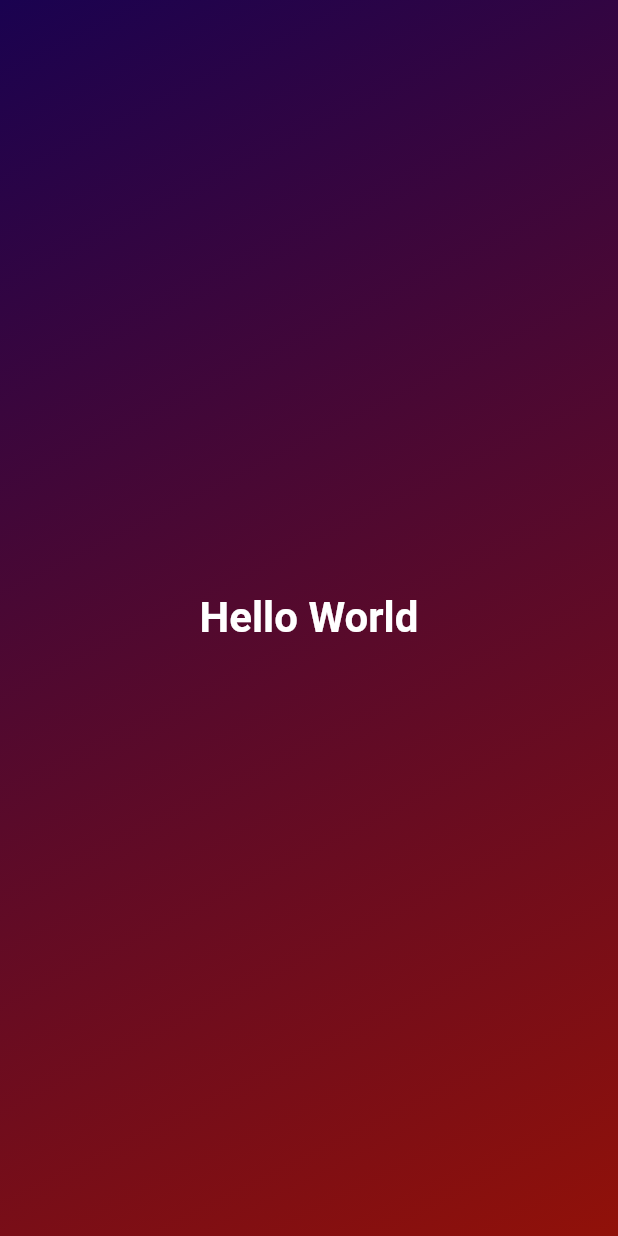
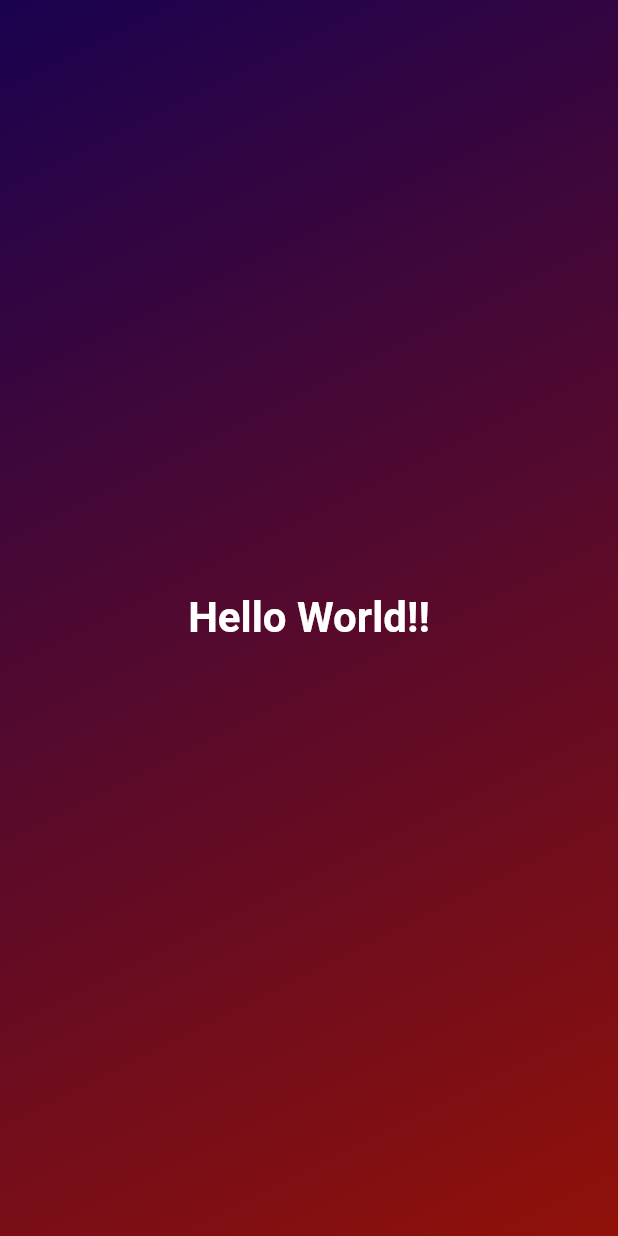
Before and after one commit to ad-bak/fluts, a Flutter app: the screen it shows after launch, on a phone screen of 412 x 824 dp. Run offline on Flutter 3.47's test engine with Material 2 defaults, Android fonts, the phone set to English and light mode, and no system bars.

Commit message:
understanding flutter classes

```diff
--- a/first_app/lib/main.dart
+++ b/first_app/lib/main.dart
@@ -2,7 +2,7 @@ import 'package:flutter/material.dart';
 
 void main() {
   runApp(
-    MaterialApp(
+    const MaterialApp(
       home: Scaffold(
         body: GradientContainer(),
       ),
@@ -11,6 +11,8 @@ void main() {
 }
 
 class GradientContainer extends StatelessWidget {
+  GradientContainer({super.key});
+
   @override
   Widget build(context) {
     return Container(
@@ -26,7 +28,7 @@ class GradientContainer extends StatelessWidget {
       ),
       child: const Center(
         child: Text(
-          'Hello World',
+          'Hello World!!',
           style: TextStyle(
             color: Colors.white,
             fontSize: 28,
```
